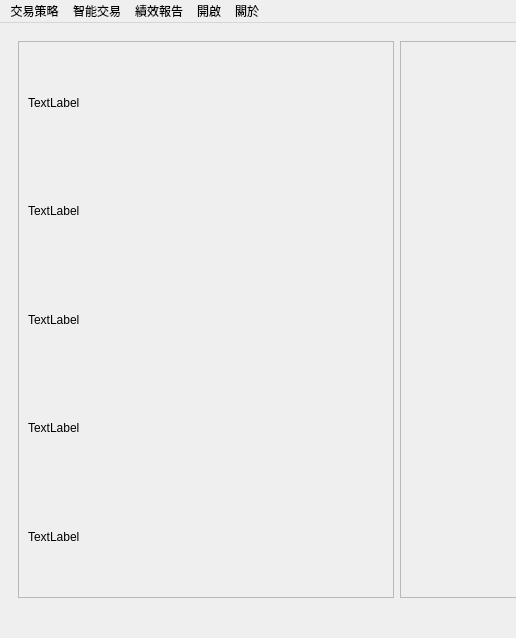
Above: New_UI_for_edit.ui from allen93075/Winner before the change; both pictures show x 0 to 516 and y 0 to 638 of the 794 by 638 pixel window. Below: the same form after it.
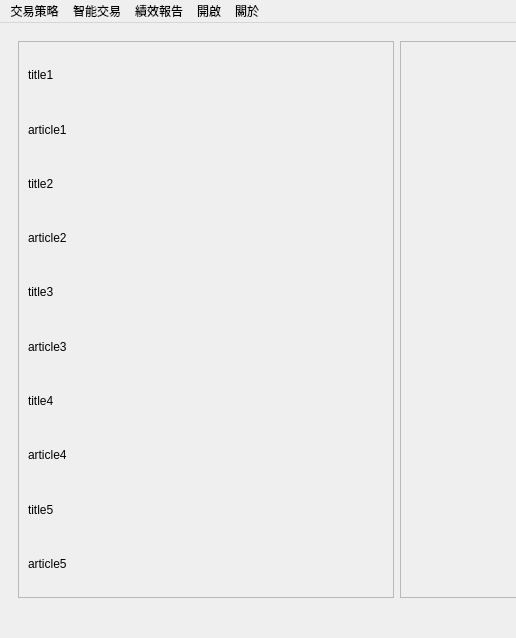
That is the form after the change. Icons and pictures are not drawn.

Commit message: 主頁article增加

```diff
--- a/New_UI_for_edit.ui
+++ b/New_UI_for_edit.ui
@@ -58,41 +58,76 @@
               </rect>
              </property>
              <layout class="QGridLayout" name="gridLayout_2">
-              <item row="2" column="0">
+              <item row="7" column="0">
+               <widget class="QLabel" name="article4">
+                <property name="text">
+                 <string>article4</string>
+                </property>
+               </widget>
+              </item>
+              <item row="5" column="0">
+               <widget class="QLabel" name="article3">
+                <property name="text">
+                 <string>article3</string>
+                </property>
+               </widget>
+              </item>
+              <item row="4" column="0">
                <widget class="QLabel" name="title3">
                 <property name="text">
-                 <string>TextLabel</string>
+                 <string>title3</string>
                 </property>
                </widget>
               </item>
               <item row="0" column="0">
                <widget class="QLabel" name="title1">
                 <property name="text">
-                 <string>TextLabel</string>
+                 <string>title1</string>
                 </property>
                </widget>
               </item>
-              <item row="3" column="0">
+              <item row="6" column="0">
                <widget class="QLabel" name="title4">
                 <property name="enabled">
                  <bool>true</bool>
                 </property>
                 <property name="text">
-                 <string>TextLabel</string>
+                 <string>title4</string>
                 </property>
                </widget>
               </item>
-              <item row="4" column="0">
+              <item row="8" column="0">
                <widget class="QLabel" name="title5">
                 <property name="text">
-                 <string>TextLabel</string>
+                 <string>title5</string>
                 </property>
                </widget>
               </item>
-              <item row="1" column="0">
+              <item row="2" column="0">
                <widget class="QLabel" name="title2">
                 <property name="text">
-                 <string>TextLabel</string>
+                 <string>title2</string>
+                </property>
+               </widget>
+              </item>
+              <item row="3" column="0">
+               <widget class="QLabel" name="article2">
+                <property name="text">
+                 <string>article2</string>
+                </property>
+               </widget>
+              </item>
+              <item row="1" column="0">
+               <widget class="QLabel" name="article1">
+                <property name="text">
+                 <string>article1</string>
+                </property>
+               </widget>
+              </item>
+              <item row="9" column="0">
+               <widget class="QLabel" name="article5">
+                <property name="text">
+                 <string>article5</string>
                 </property>
                </widget>
               </item>
```
The commit also changes 3 other files.
